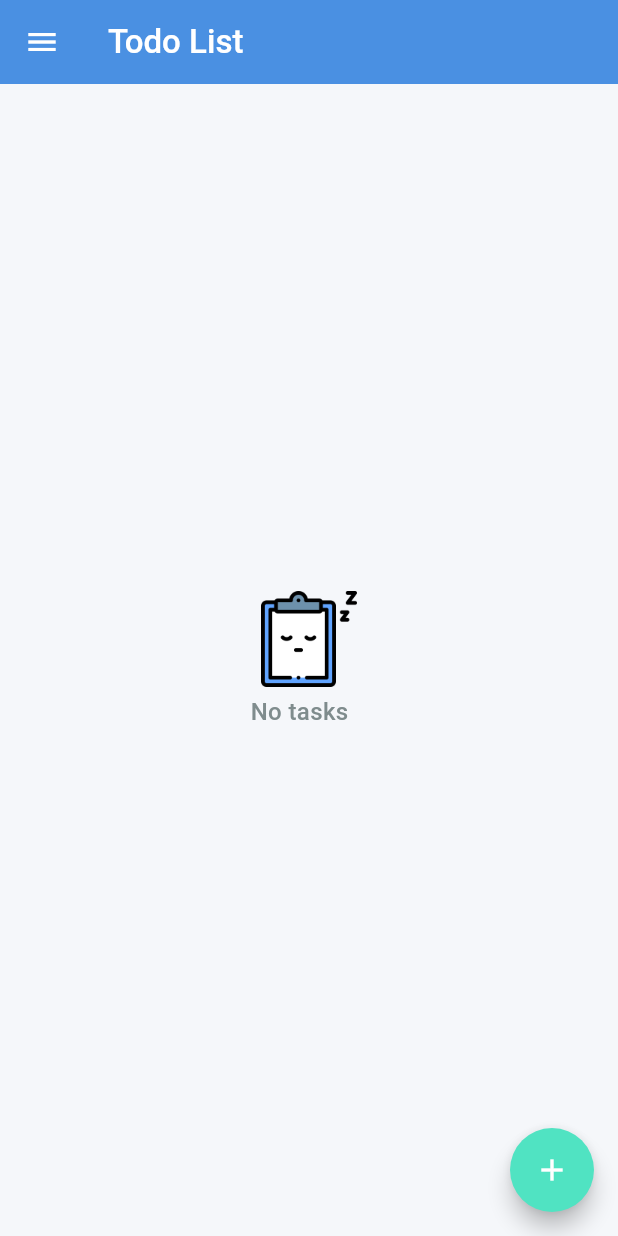
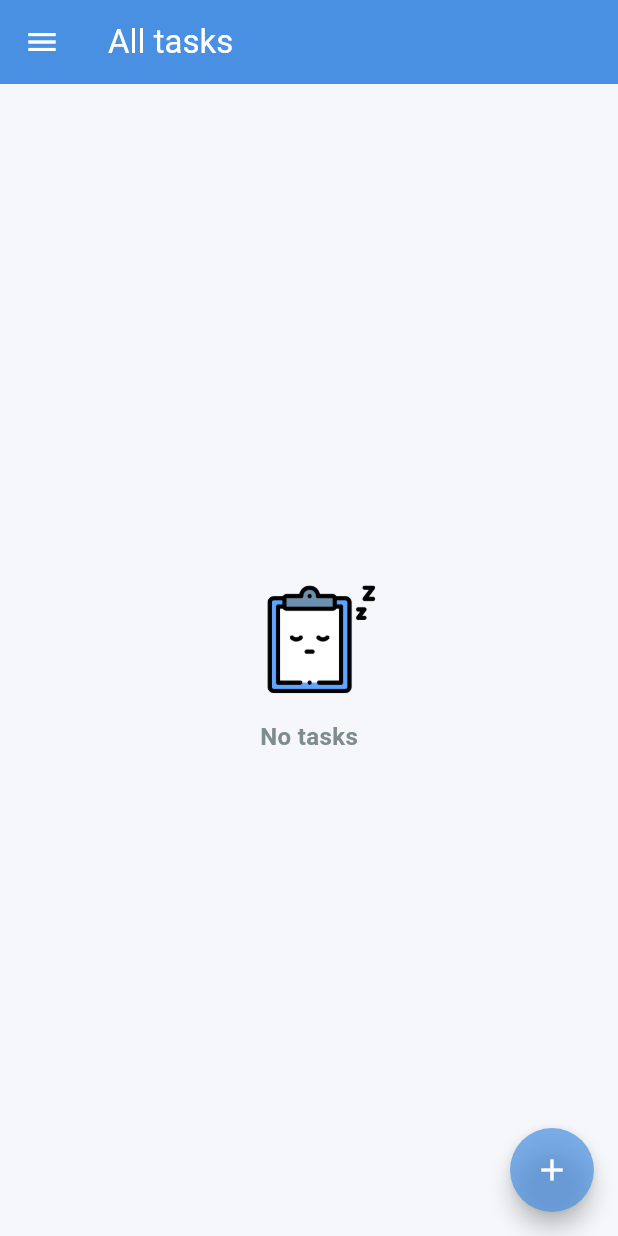
Before and after one commit to Sakib360a/todo_app, a Flutter app: the screen it shows after launch, on a phone screen of 412 x 824 dp. Run offline on Flutter 3.47's test engine with Material 3 defaults, Android fonts, the phone set to English and light mode, and no system bars.

Commit message:
Improving Designs

```diff
--- /dev/null
+++ b/lib/screens/about_screen.dart
@@ -0,0 +1,9 @@
+import 'package:flutter/material.dart';
+class AboutScreen extends StatelessWidget {
+  const AboutScreen({super.key});
+
+  @override
+  Widget build(BuildContext context) {
+    return Scaffold();
+  }
+}
--- a/lib/screens/add_new_todo_screen.dart
+++ b/lib/screens/add_new_todo_screen.dart
@@ -1,5 +1,6 @@
 import 'package:flutter/material.dart';
 import 'package:todo_app/classes/todo.dart';
+import 'package:todo_app/zen_focus_theme.dart';
 
 class AddNewTodoScreen extends StatefulWidget {
   const AddNewTodoScreen({super.key});
@@ -32,7 +33,7 @@ class _AddNewTodoScreenState extends State<AddNewTodoScreen> {
           mainAxisAlignment: MainAxisAlignment.start,
           crossAxisAlignment: CrossAxisAlignment.center,
           children: [
-            const SizedBox(height: 16),
+            const SizedBox(height: 24),
             TextField(
               controller: _titleTEcontroller,
               decoration: InputDecoration(
@@ -44,7 +45,7 @@ class _AddNewTodoScreenState extends State<AddNewTodoScreen> {
                 hintText: 'e.g. Buy groceries',
                 hintStyle: TextStyle(color: Color(0xFF9E9E9E)),
                 filled: true,
-                fillColor: Color(0xFFFDF3E7),
+                fillColor: Color(0xFFe3f2fd),
                 contentPadding: EdgeInsets.symmetric(
                   vertical: 20,
                   horizontal: 20,
@@ -71,7 +72,7 @@ class _AddNewTodoScreenState extends State<AddNewTodoScreen> {
                 hintText: 'Add more details about this task',
                 hintStyle: TextStyle(color: Color(0xFF9E9E9E)),
                 filled: true,
-                fillColor: Color(0xFFFDF3E7),
+                fillColor: Color(0xFFe3f2fd),//BBDEFB FDF3E7 e3f2fd
                 contentPadding: EdgeInsets.symmetric(
                   vertical: 20,
                   horizontal: 20,
@@ -92,8 +93,8 @@ class _AddNewTodoScreenState extends State<AddNewTodoScreen> {
               height: 50,
               child: ElevatedButton(
                 style: ElevatedButton.styleFrom(
-                  // backgroundColor: Colors.orange,
-                  // foregroundColor: Colors.white,
+                   backgroundColor: ZenFocusTheme.primary.withOpacity(0.8),
+                   foregroundColor: Colors.white,
                   shape: RoundedRectangleBorder(
                     borderRadius: BorderRadius.circular(16),
                   ),
--- a/lib/screens/home_screen.dart
+++ b/lib/screens/home_screen.dart
@@ -19,15 +19,8 @@ class _HomeScreenState extends State<HomeScreen> {
   Widget build(BuildContext context) {
     return Scaffold(
       appBar: AppBar(
-
-
-        title: Text(
-          'Todo List',
-          style: TextStyle(
-            fontSize: 22,
-            fontWeight: FontWeight.w500,
-          ),
-        ),
+        //backgroundColor: Colors.transparent,
+        title: Text('All tasks')
       ),
       body: todoList.isEmpty
                ? Center(
@@ -35,11 +28,12 @@ class _HomeScreenState extends State<HomeScreen> {
                mainAxisAlignment: MainAxisAlignment.center,
                crossAxisAlignment: CrossAxisAlignment.center,
                children: [
-                  Image.asset('assets/icons/no_task.png', scale: 8),
-                  SizedBox(height: 5),
+
+                 Image.asset('assets/icons/no-task.png', scale: 5),
+                 // SizedBox(height: 5),
                  Text(
-                    'No tasks   ',
-                    style: TextStyle(fontSize: 16, fontWeight: FontWeight.w500),
+                   'No tasks',
+                   style: TextStyle(fontSize: 16, fontWeight: FontWeight.w600),
                  ),
                ],
              ),
@@ -88,6 +82,9 @@ class _HomeScreenState extends State<HomeScreen> {
                );
              },
            ),
+
+
+
       drawer: Drawer(
         backgroundColor: ZenFocusTheme.background ,
         child: Column(
@@ -99,7 +96,17 @@ class _HomeScreenState extends State<HomeScreen> {
                 width: double.infinity,
                 decoration: BoxDecoration(
                   borderRadius: BorderRadius.only(topRight: Radius.circular(10)),
-                  color: ZenFocusTheme.primary,
+                  //color: ZenFocusTheme.primary,
+                  gradient: LinearGradient(
+                    colors: [
+                      Color(0xFF64B5F6),
+                      Color(0xFF0D47A1),
+                    ],
+                    stops: [0, .9],
+                    begin: Alignment.topLeft,
+                    end: Alignment.bottomRight,
+                  )
+                  ,
                 ),
                 child: Stack(children: [
                   Center(
@@ -111,7 +118,7 @@ class _HomeScreenState extends State<HomeScreen> {
                   Positioned(
                     top: 140,
                     left: 70,right: 55,
-                    child: Text("Abu Bakkar Sakib",style: TextStyle(color: ZenFocusTheme.textPrimary,
+                    child: Text("Abu Bakkar Sakib",style: TextStyle(color: ZenFocusTheme.background,
                       fontSize: 22,fontWeight: FontWeight.w600,wordSpacing: -2,
                     ),),
                   ),
@@ -120,28 +127,78 @@ class _HomeScreenState extends State<HomeScreen> {
 
               ),
               SizedBox(height: 10,),
+              Padding(
+                padding: const EdgeInsets.symmetric(horizontal: 5),
+                child: Column(
+                  children: [
                     Card(
                       clipBehavior: Clip.antiAlias,
-
+                      color: Color(0xFFe3f2fd),
                       child: ListTile(
                         onTap: (){},
-                  title: Text('All Tasks',),
+                        //contentPadding: EdgeInsets.symmetric(horizontal: 10),
+                        leading: Image.asset('assets/icons/all_tasks.png',scale: 20,),
+                        title: Text('All Tasks',style: TextStyle(fontWeight: FontWeight.w500),),
                         // subtitle: Text('Test'),
                       ),
                     ),
                     Card(
                       clipBehavior: Clip.antiAlias,
+                       color:  Color(0xFFe3f2fd),
                       child: ListTile(
                         onTap: (){},
-                  title: Text('Pending Tasks',),
+                        leading: Image.asset('assets/icons/pending_tasks.png',scale: 20,),
+                        title: Text('Pending Tasks',style: TextStyle(fontWeight: FontWeight.w500),),
+                        // subtitle: Text('Test'),
+                      ),
+                    ),
+                    Padding(
+                      padding: const EdgeInsets.symmetric(horizontal: 20),
+                      child: Divider(
+                        color: Colors.lightBlueAccent.withOpacity(0.2),
+                        height: 20,
+                        thickness: 2,
+                        radius: BorderRadius.circular(30),
+                      ),
+                    ),
+                    Card(
+                      clipBehavior: Clip.antiAlias,
+                      color: Color(0xFFe3f2fd),
+                      child: ListTile(
+                        onTap: (){},
+                        leading: Image.asset('assets/icons/about.png',scale: 22,),
+                        title: Text('About',style: TextStyle(fontWeight: FontWeight.w600),),
+                        // subtitle: Text('Test'),
+                      ),
+                    ),
+                    Card(
+                      clipBehavior: Clip.antiAlias,
+                      color: Color(0xFFe3f2fd),
+                      child: ListTile(
+                        onTap: (){},
+                        leading: Image.asset('assets/icons/settings.png',scale: 22,),
+                        title: Text('Settings',style: TextStyle(fontWeight: FontWeight.w600),),
+                        // subtitle: Text('Test'),
+                      ),
+                    ),
+                    Card(
+                      clipBehavior: Clip.antiAlias,
+                      color: Color(0xFFe3f2fd),
+                      child: ListTile(
+                        onTap: (){},
+                        leading: Image.asset('assets/icons/logout.png',scale: 22,),
+                        title: Text('Logout',style: TextStyle(fontWeight: FontWeight.w600),),
                         // subtitle: Text('Test'),
                       ),
                     ),
                   ],
                 ),
               ),
+          ],
+        ),
+      ),
       floatingActionButton: FloatingActionButton(
-        //backgroundColor: Colors.orange.withOpacity(0.7),
+        backgroundColor: ZenFocusTheme.primary.withOpacity(0.7),
         shape: RoundedRectangleBorder(borderRadius: BorderRadius.circular(100)),
         onPressed: () {
           showModalBottomSheet(
--- /dev/null
+++ b/lib/screens/settings_screen.dart
@@ -0,0 +1,11 @@
+import 'package:flutter/material.dart';
+class SettingsScreen extends StatelessWidget {
+  const SettingsScreen({super.key});
+
+  @override
+  Widget build(BuildContext context) {
+    return Scaffold(
+
+    );
+  }
+}
```
Also changed, not shown: assets/icons/about.png (added), assets/icons/all_tasks.png (added), assets/icons/all_tasks_o.png (added), assets/icons/logout.png (added), assets/icons/no-task.png (added), assets/icons/noTasks.png (deleted), assets/icons/pending_tasks.png (added), assets/icons/settings.png (added). Lines whose indentation alone changed are shown as unchanged.
